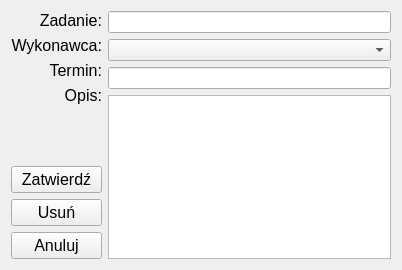
The window that project_managment/project_managment/edycja_zadanie_okno.ui (Sleyn2/IO_projectmanagement) describes before a commit, drawn with Qt 5.
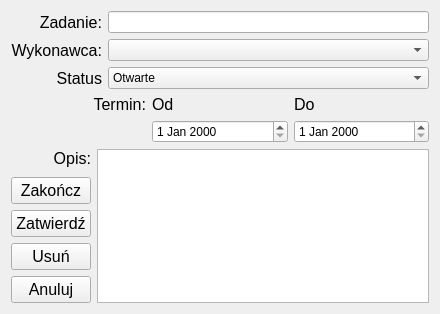
The same window after the commit.

Patch:
```diff
--- a/project_managment/project_managment/edycja_zadanie_okno.ui
+++ b/project_managment/project_managment/edycja_zadanie_okno.ui
@@ -6,21 +6,17 @@
    <rect>
     <x>0</x>
     <y>0</y>
-    <width>402</width>
-    <height>270</height>
+    <width>440</width>
+    <height>314</height>
    </rect>
   </property>
   <property name="windowTitle">
    <string>EdycjaZadan</string>
   </property>
+  <layout class="QGridLayout" name="gridLayout_2">
+   <item row="0" column="0">
   <layout class="QGridLayout" name="gridLayout">
    <item row="0" column="0">
-    <layout class="QHBoxLayout" name="horizontalLayout">
-     <item>
-      <layout class="QVBoxLayout" name="verticalLayout_4">
-       <item>
-        <layout class="QVBoxLayout" name="verticalLayout_2">
-         <item>
           <widget class="QLabel" name="label_4">
            <property name="font">
             <font>
@@ -35,7 +31,10 @@
            </property>
           </widget>
          </item>
-         <item>
+     <item row="0" column="1">
+      <widget class="QLineEdit" name="lineEdit_nazwa"/>
+     </item>
+     <item row="1" column="0">
           <widget class="QLabel" name="label_5">
            <property name="font">
             <font>
@@ -50,6 +49,49 @@
            </property>
           </widget>
          </item>
+     <item row="1" column="1">
+      <widget class="QComboBox" name="comboBox"/>
+     </item>
+     <item row="2" column="0">
+      <widget class="QLabel" name="label_9">
+       <property name="font">
+        <font>
+         <pointsize>12</pointsize>
+        </font>
+       </property>
+       <property name="text">
+        <string>Status</string>
+       </property>
+       <property name="alignment">
+        <set>Qt::AlignRight|Qt::AlignTrailing|Qt::AlignVCenter</set>
+       </property>
+      </widget>
+     </item>
+     <item row="2" column="1">
+      <widget class="QComboBox" name="comboBox_status">
+       <item>
+        <property name="text">
+         <string>Otwarte</string>
+        </property>
+       </item>
+       <item>
+        <property name="text">
+         <string>Zawieszone</string>
+        </property>
+       </item>
+       <item>
+        <property name="text">
+         <string>Zamknięte</string>
+        </property>
+       </item>
+      </widget>
+     </item>
+    </layout>
+   </item>
+   <item row="1" column="0">
+    <layout class="QHBoxLayout" name="horizontalLayout_2">
+     <item>
+      <layout class="QVBoxLayout" name="verticalLayout_4">
          <item>
           <widget class="QLabel" name="label_6">
            <property name="font">
@@ -66,6 +108,77 @@
           </widget>
          </item>
          <item>
+        <spacer name="verticalSpacer_2">
+         <property name="orientation">
+          <enum>Qt::Vertical</enum>
+         </property>
+         <property name="sizeHint" stdset="0">
+          <size>
+           <width>20</width>
+           <height>18</height>
+          </size>
+         </property>
+        </spacer>
+       </item>
+      </layout>
+     </item>
+     <item>
+      <layout class="QVBoxLayout" name="verticalLayout_3">
+       <item>
+        <widget class="QLabel" name="label_7">
+         <property name="font">
+          <font>
+           <pointsize>12</pointsize>
+          </font>
+         </property>
+         <property name="layoutDirection">
+          <enum>Qt::LeftToRight</enum>
+         </property>
+         <property name="text">
+          <string>Od</string>
+         </property>
+         <property name="alignment">
+          <set>Qt::AlignLeading|Qt::AlignLeft|Qt::AlignVCenter</set>
+         </property>
+        </widget>
+       </item>
+       <item>
+        <widget class="QDateEdit" name="dateEdit_start"/>
+       </item>
+      </layout>
+     </item>
+     <item>
+      <layout class="QVBoxLayout" name="verticalLayout_2">
+       <item>
+        <widget class="QLabel" name="label_8">
+         <property name="font">
+          <font>
+           <pointsize>12</pointsize>
+          </font>
+         </property>
+         <property name="layoutDirection">
+          <enum>Qt::LeftToRight</enum>
+         </property>
+         <property name="text">
+          <string>Do</string>
+         </property>
+         <property name="alignment">
+          <set>Qt::AlignLeading|Qt::AlignLeft|Qt::AlignVCenter</set>
+         </property>
+        </widget>
+       </item>
+       <item>
+        <widget class="QDateEdit" name="dateEdit_finish"/>
+       </item>
+      </layout>
+     </item>
+    </layout>
+   </item>
+   <item row="2" column="0">
+    <layout class="QHBoxLayout" name="horizontalLayout">
+     <item>
+      <layout class="QVBoxLayout" name="verticalLayout">
+       <item>
           <widget class="QLabel" name="label_3">
            <property name="font">
             <font>
@@ -83,8 +196,6 @@
            </property>
           </widget>
          </item>
-        </layout>
-       </item>
        <item>
         <spacer name="verticalSpacer">
          <property name="orientation">
@@ -93,15 +204,25 @@
          <property name="sizeHint" stdset="0">
           <size>
            <width>20</width>
-           <height>40</height>
+           <height>28</height>
           </size>
          </property>
         </spacer>
        </item>
        <item>
-        <layout class="QVBoxLayout" name="verticalLayout_3">
+        <widget class="QPushButton" name="pushButton_zakoncz_zadanie">
+         <property name="font">
+          <font>
+           <pointsize>12</pointsize>
+          </font>
+         </property>
+         <property name="text">
+          <string>Zakończ</string>
+         </property>
+        </widget>
+       </item>
          <item>
-          <widget class="QPushButton" name="pushButton_2">
+        <widget class="QPushButton" name="pushButton_potwierdz">
            <property name="font">
             <font>
              <pointsize>12</pointsize>
@@ -113,7 +234,7 @@
           </widget>
          </item>
          <item>
-          <widget class="QPushButton" name="pushButton_3">
+        <widget class="QPushButton" name="pushButton_usun">
            <property name="font">
             <font>
              <pointsize>12</pointsize>
@@ -125,7 +246,7 @@
           </widget>
          </item>
          <item>
-          <widget class="QPushButton" name="pushButton">
+        <widget class="QPushButton" name="pushButton_anuluj">
            <property name="font">
             <font>
              <pointsize>12</pointsize>
@@ -138,23 +259,8 @@
          </item>
         </layout>
        </item>
-      </layout>
-     </item>
      <item>
-      <layout class="QVBoxLayout" name="verticalLayout">
-       <item>
-        <widget class="QLineEdit" name="lineEdit"/>
-       </item>
-       <item>
-        <widget class="QComboBox" name="comboBox"/>
-       </item>
-       <item>
-        <widget class="QLineEdit" name="lineEdit_4"/>
-       </item>
-       <item>
-        <widget class="QTextEdit" name="textEdit"/>
-       </item>
-      </layout>
+      <widget class="QTextEdit" name="textEdit_opis"/>
      </item>
     </layout>
    </item>
```
Lines whose indentation alone changed are shown as unchanged.
